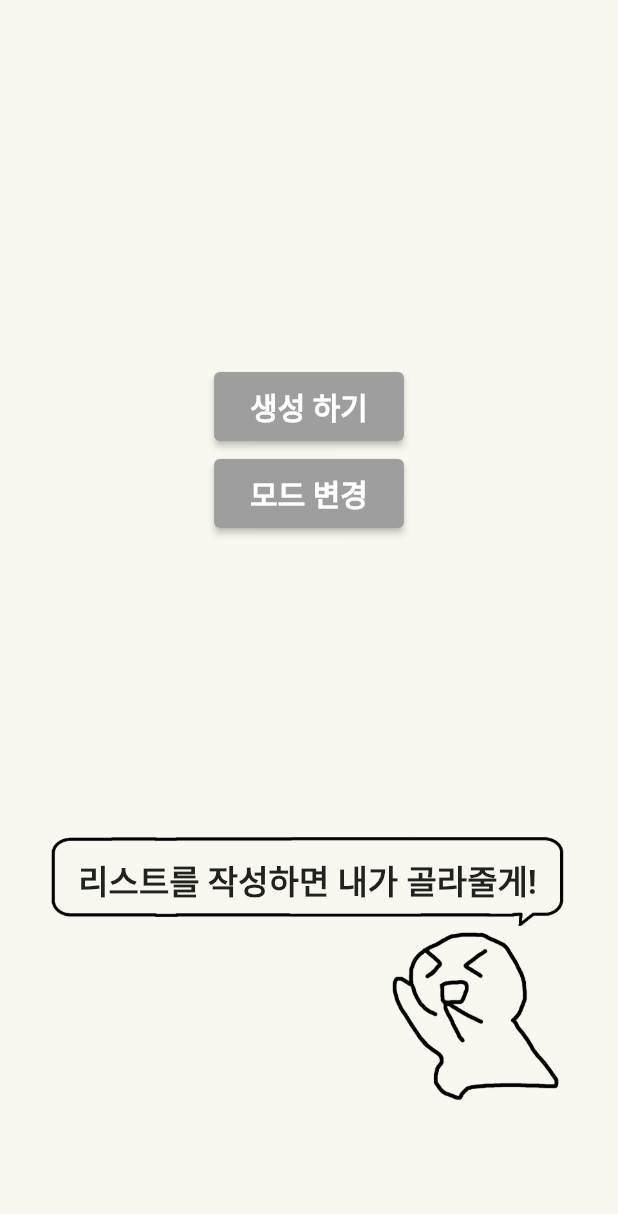
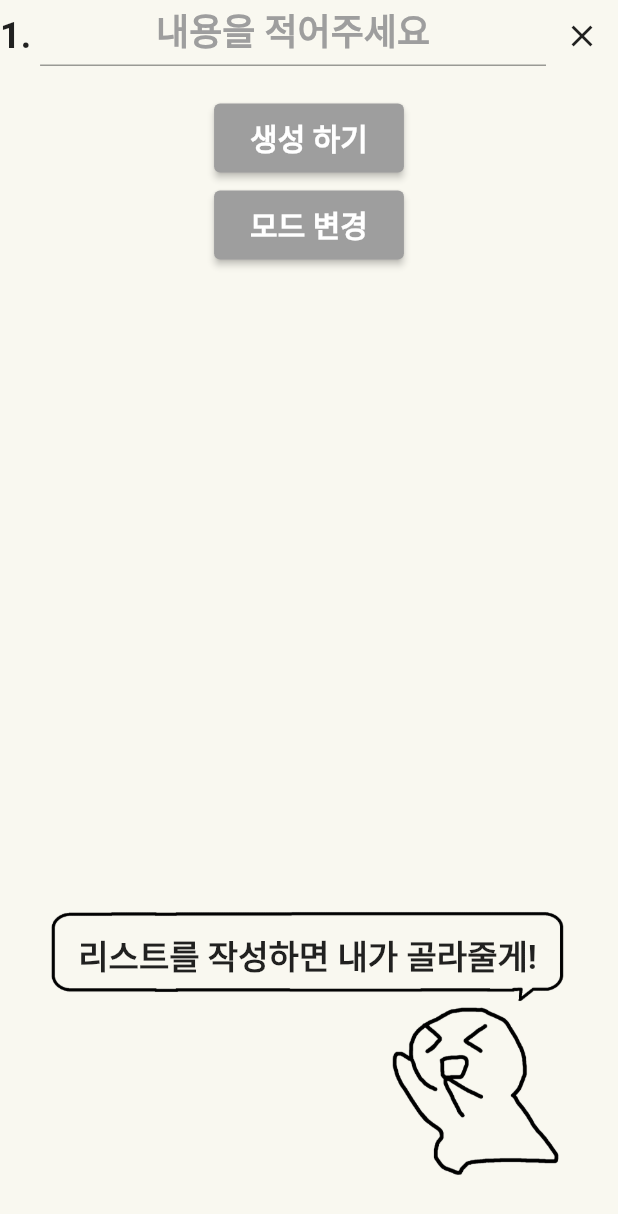
Before and after one commit to miniDevel/generating_random_number, a Flutter app: the screen it shows after launch, after a tap on "랜덤숫자생성", after a tap on "모드 변경", on a phone screen of 412 x 824 dp. Shown: the top 1214 px of the screen. Run offline on Flutter 3.47's test engine with Material 2 defaults, Android fonts, the phone set to English and light mode, and no system bars; Roboto replaces fonts that are missing (HancomMalangMalang).

Commit message:
2commit 3

```diff
--- a/lib/component/top_list_generator.dart
+++ b/lib/component/top_list_generator.dart
@@ -2,9 +2,11 @@ import 'package:flutter/material.dart';
 import 'package:generating_random_number/const/middle_button.dart';
 
 class TopListGenerator extends StatelessWidget {
+  final Widget listGenerator;
   final VoidCallback onModeChangeButtonPressed;
   final VoidCallback onGenerateButtonPressed;
   const TopListGenerator({
+    required this.listGenerator,
     required this.onModeChangeButtonPressed,
     required this.onGenerateButtonPressed,
     super.key,
@@ -12,11 +14,18 @@ class TopListGenerator extends StatelessWidget {
 
   @override
   Widget build(BuildContext context) {
-    final TextStyle customButtonTextStyle =
-        TextStyle(fontWeight: FontWeight.w600, fontSize: 20);
-
-    return MiddleButton(
-        onModeChangeButtonPressed: onModeChangeButtonPressed,
-        onGenerateButtonPressed: onGenerateButtonPressed);
+    return Expanded(
+      child: Column(
+        children: [
+          SingleChildScrollView(
+            child: listGenerator,
+          ),
+          SizedBox(height: 20),
+          MiddleButton(
+              onModeChangeButtonPressed: onModeChangeButtonPressed,
+              onGenerateButtonPressed: onGenerateButtonPressed),
+        ],
+      ),
+    );
   }
 }
--- a/lib/component/top_number_generator.dart
+++ b/lib/component/top_number_generator.dart
@@ -110,7 +110,6 @@ class _TopEnterNumber extends StatelessWidget {
   }
 }
 
-
 class _Duplication extends StatelessWidget {
   final bool isDuplicate;
   final GestureTapCallback onBoxTap;
@@ -167,6 +166,7 @@ class _MinimumNumberTextField extends StatelessWidget {
       initialValue: null,
       hintText: "최솟값",
       boxWidth: 80,
+      isNumbers: true,
     );
   }
 }
@@ -185,6 +185,7 @@ class _MaximumNumberTextField extends StatelessWidget {
       initialValue: null,
       hintText: "최댓값",
       boxWidth: 80,
+      isNumbers: true,
     );
   }
 }
@@ -203,6 +204,7 @@ class _GenerationCount extends StatelessWidget {
       initialValue: null,
       hintText: "생성 개수",
       boxWidth: 100,
+      isNumbers: true,
     );
   }
 }
--- a/lib/const/custom_text_field.dart
+++ b/lib/const/custom_text_field.dart
@@ -2,12 +2,14 @@ import 'package:flutter/material.dart';
 import 'package:flutter/services.dart';
 
 class CustomTextField extends StatelessWidget {
+  final bool isNumbers;
   final ValueChanged<String>? onChanged;
   final String? initialValue;
   final String hintText;
   final double boxWidth;
 
   const CustomTextField({
+    required this.isNumbers,
     required this.onChanged,
     required this.boxWidth,
     required this.hintText,
@@ -35,8 +37,9 @@ class CustomTextField extends StatelessWidget {
       maxLines: 1,
       textAlign: TextAlign.center,
       initialValue: initialValue,
-      keyboardType: TextInputType.number,
-      inputFormatters: [FilteringTextInputFormatter.digitsOnly],
+      keyboardType: isNumbers ? TextInputType.number : TextInputType.text,
+      inputFormatters:
+          isNumbers ? [FilteringTextInputFormatter.digitsOnly] : null,
       decoration: InputDecoration(
           contentPadding: EdgeInsets.only(bottom: 8),
           hintText: hintText,
--- a/lib/screen/home_screen.dart
+++ b/lib/screen/home_screen.dart
@@ -3,6 +3,7 @@ import 'package:generating_random_number/component/choose_butteon.dart';
 import 'package:generating_random_number/component/top_list_generator.dart';
 import 'package:generating_random_number/component/top_number_generator.dart';
 import 'package:generating_random_number/const/colors.dart';
+import 'package:generating_random_number/const/custom_text_field.dart';
 import 'package:generating_random_number/screen/result_screen.dart';
 
 class HomeScreen extends StatefulWidget {
@@ -24,8 +25,7 @@ class _HomeScreenState extends State<HomeScreen> {
 
   @override
   Widget build(BuildContext context) {
-    return SafeArea(
-      child: GestureDetector(
+    return GestureDetector(
       onTap: () {
         FocusScope.of(context).requestFocus(FocusNode());
       },
@@ -33,10 +33,12 @@ class _HomeScreenState extends State<HomeScreen> {
         backgroundColor: WHITE_COLOR,
         body: SingleChildScrollView(
           child: Container(
-              height: MediaQuery.of(context).size.height - 50,
+            height: MediaQuery.of(context).size.height,
             child: Column(
               children: [
-                  EmptySpace(3),
+                isGeneratingNumbers == null || isGeneratingNumbers!
+                    ? EmptySpace(3)
+                    : SizedBox(),
                 isGeneratingNumbers == null
                     ? ChooseButton(
                         onTopPressed: onTopPressed,
@@ -49,6 +51,31 @@ class _HomeScreenState extends State<HomeScreen> {
                     ? SizedBox()
                     : !isGeneratingNumbers!
                         ? TopListGenerator(
+                            listGenerator: Row(
+                              children: [
+                                Text(
+                                  '1. ',
+                                  style: TextStyle(
+                                    fontWeight: FontWeight.w600,
+                                    fontSize: 24,
+                                    color: Colors.black87,
+                                  ),
+                                ),
+                                Expanded(
+                                  child: CustomTextField(
+                                    onChanged: (String val) {},
+                                    boxWidth: double.infinity,
+                                    hintText: '내용을 적어주세요',
+                                    initialValue: null,
+                                    isNumbers: false,
+                                  ),
+                                ),
+                                IconButton(
+                                  onPressed: () {},
+                                  icon: Icon(Icons.close),
+                                )
+                              ],
+                            ),
                             onGenerateButtonPressed: onGenerateButtonPressed,
                             onModeChangeButtonPressed:
                                 onModeChangeButtonPressed,
@@ -64,11 +91,12 @@ class _HomeScreenState extends State<HomeScreen> {
                             onCountChanged: onCountChanged,
                             onMinimumNumberChanged: onMinimumNumberChanged,
                           ),
-                  EmptySpace(2),
+                isGeneratingNumbers == null || isGeneratingNumbers!
+                    ? EmptySpace(2)
+                    : SizedBox(),
                 _BottomPicture(text: currentText),
                 SizedBox(height: 20),
               ],
-              ),
             ),
           ),
         ),
@@ -106,6 +134,9 @@ class _HomeScreenState extends State<HomeScreen> {
       } else {
         currentText = selectedLabelText;
       }
+      maximumNumber = null;
+      minimumNumber = null;
+      generationCount = null;
     });
   }
 
```
Lines whose indentation alone changed are shown as unchanged.
